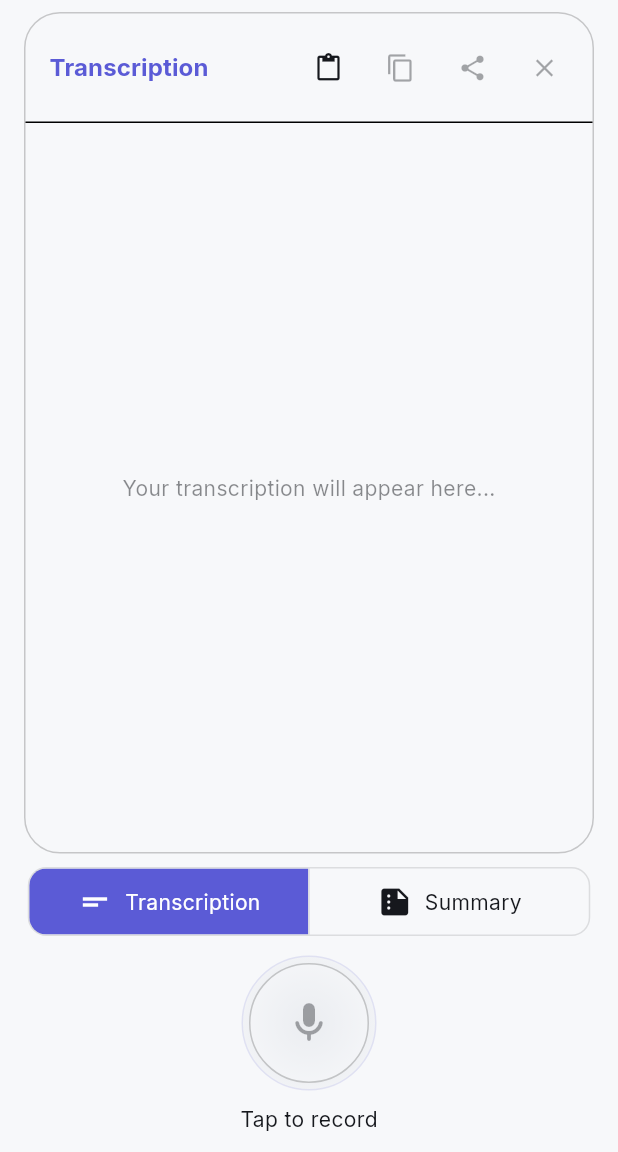
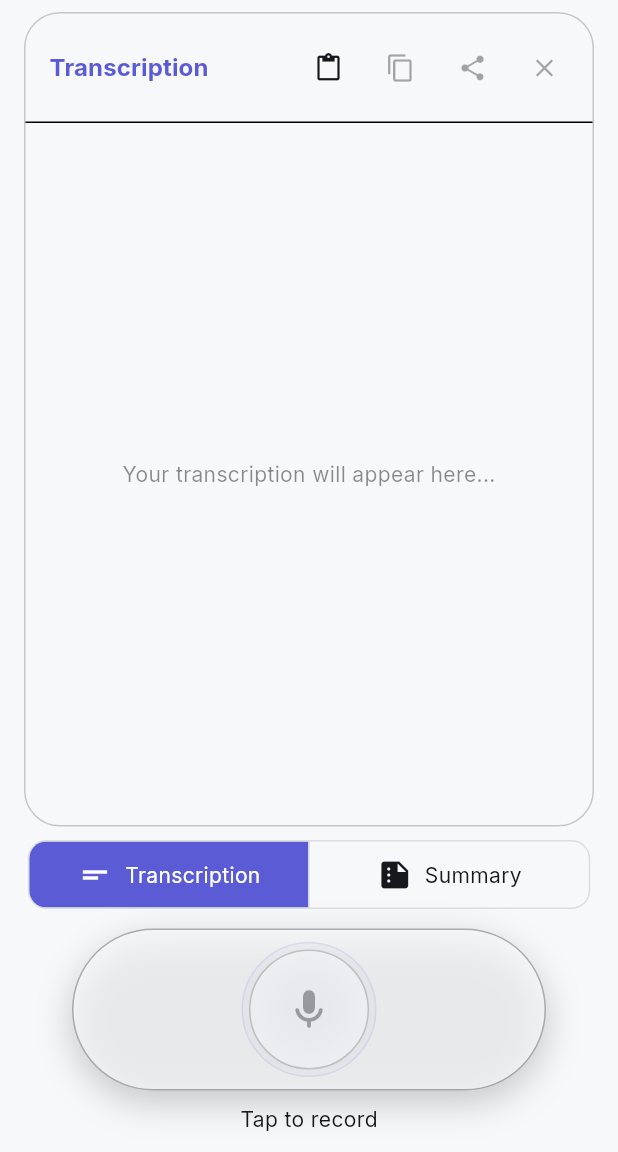
Before and after one commit to vibecodingwean/echoscribe, a Flutter app: the screen it shows after launch, on a phone screen of 412 x 824 dp, the part 84-1236 px from its top. Run offline on Flutter 3.47's test engine with Material 3 defaults, Android fonts, the phone set to English and light mode, and no system bars; our stand-ins replace audioplayers, flutter_markdown_plus, flutter_secure_storage, flutter_svg, google_fonts, share_plus; missing offline and left inert: record, share_handler.

Commit message:
Release v1.0.33+40: AI Image Generation & Bubble Dock UI

```diff
--- a/lib/pages/home_page.dart
+++ b/lib/pages/home_page.dart
@@ -416,20 +416,39 @@ class _HomePageState extends State<HomePage> {
                     },
                   ),
                   const SizedBox(height: 12),
-                  Padding(
-                    padding: const EdgeInsets.symmetric(horizontal: 8),
+                  Center(
+                    child: Container(
+                      padding: const EdgeInsets.symmetric(horizontal: 12, vertical: 8),
+                      decoration: BoxDecoration(
+                        color: color.surfaceContainerHigh.withValues(alpha: 0.7),
+                        borderRadius: BorderRadius.circular(100),
+                        border: Border.all(
+                          color: color.outlineVariant.withValues(alpha: 0.3),
+                          width: 1,
+                        ),
+                        boxShadow: [
+                          BoxShadow(
+                            color: Colors.black.withValues(alpha: 0.2),
+                            blurRadius: 20,
+                            offset: const Offset(0, 8),
+                          )
+                        ],
+                      ),
                       child: Row(
-                      mainAxisAlignment: MainAxisAlignment.spaceBetween,
+                        mainAxisSize: MainAxisSize.min,
                         children: [
-                        // Left: TTS Controls
-                        Expanded(
+                          // Left Slot (TTS) - Fixed width to keep Mic centered
+                          SizedBox(
+                            width: 100,
                             child: Center(
+                              child: AnimatedSwitcher(
+                                duration: const Duration(milliseconds: 300),
                                 child: (_content.isSummaryMode && _content.currentSummaryValue.trim().isNotEmpty)
                                     ? Container(
-                                    padding: const EdgeInsets.symmetric(horizontal: 6, vertical: 4),
+                                        padding: const EdgeInsets.all(4),
                                         decoration: BoxDecoration(
-                                      color: Theme.of(context).colorScheme.secondaryContainer.withValues(alpha: 0.4),
-                                      borderRadius: BorderRadius.circular(24),
+                                          color: color.secondaryContainer.withValues(alpha: 0.4),
+                                          borderRadius: BorderRadius.circular(100),
                                         ),
                                         child: Row(
                                           mainAxisSize: MainAxisSize.min,
@@ -450,7 +469,7 @@ class _HomePageState extends State<HomePage> {
                                                 }
                                               },
                                             ),
-                                        const SizedBox(width: 2),
+                                            const SizedBox(width: 4),
                                             PlayPauseButton(
                                               isLoading: _playback.isAudioLoading,
                                               isPlaying: _playback.isPlaying,
@@ -481,6 +500,8 @@ class _HomePageState extends State<HomePage> {
                                     : const SizedBox.shrink(),
                               ),
                             ),
+                          ),
+
                           // Center: Mic
                           AnimatedBuilder(
                             animation: Listenable.merge([_controller.levelNotifier, _controller.smoothedLevelNotifier]),
@@ -548,15 +569,15 @@ class _HomePageState extends State<HomePage> {
                               );
                             },
                           ),
-                        // Right: Image Gen
-                        Expanded(
+
+                          // Right Slot (Image Gen) - Fixed width to keep Mic centered
+                          SizedBox(
+                            width: 100,
                             child: Center(
-                            child: Visibility(
-                              visible: _settings.provider.supportsImage && (_content.isSummaryMode ? _content.currentSummaryValue.trim().isNotEmpty : _content.currentTranscriptValue.trim().isNotEmpty),
-                              maintainSize: true,
-                              maintainAnimation: true,
-                              maintainState: true,
-                              child: ImageGenButton(
+                              child: AnimatedSwitcher(
+                                duration: const Duration(milliseconds: 300),
+                                child: (_settings.provider.supportsImage && (_content.isSummaryMode ? _content.currentSummaryValue.trim().isNotEmpty : _content.currentTranscriptValue.trim().isNotEmpty))
+                                    ? ImageGenButton(
                                         isLoading: _content.isGeneratingImage,
                                         enabled: _settings.hasActiveApiKey,
                                         supportsImage: _settings.provider.supportsImage,
@@ -571,11 +592,13 @@ class _HomePageState extends State<HomePage> {
                                             replaceProgressToast: _replaceProgressToast,
                                           );
                                         },
-                              ),
+                                      )
+                                    : const SizedBox.shrink(),
                               ),
                             ),
                           ),
                         ],
+                      ),
                     ),
                   ),
                   const SizedBox(height: 8),
--- a/pubspec.yaml
+++ b/pubspec.yaml
@@ -1,7 +1,7 @@
 name: echoscribe
 description: "EchoSribe: Your API key, your data! Summarize and convert spoken words into text, ready to paste with a single tap."
 publish_to: "none"
-version: 1.0.32+39
+version: 1.0.33+40
 environment:
   sdk: ^3.6.0
 
```
Also changed, not shown: lib/controllers/home_controller.dart (+18 -39 lines). Lines whose indentation alone changed are shown as unchanged.
